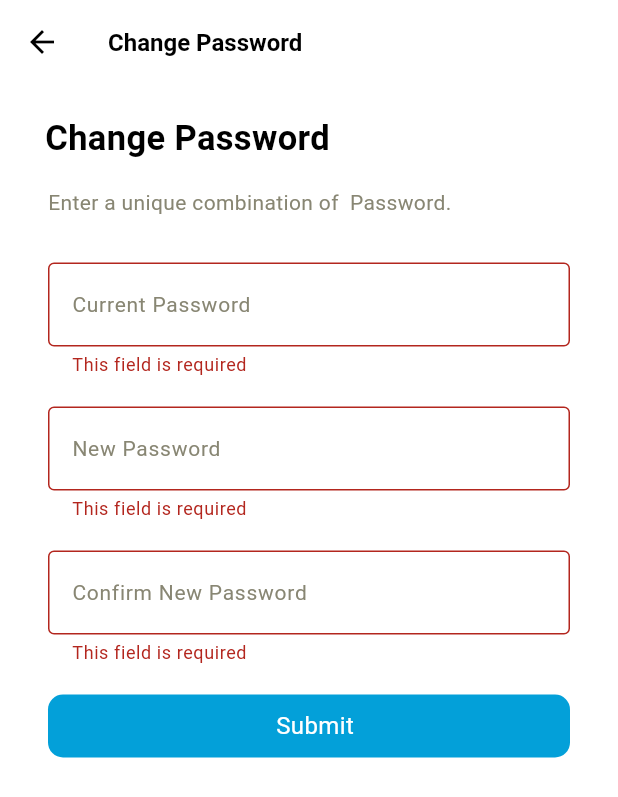
After one commit to amritchang/SugarSmartPlus, a Flutter app: the ChangePasswordScreen screen opened directly, after a tap on "Submit", on a phone screen of 412 x 824 dp. The commit adds this screen. Shown: the top 797 px of the screen. Run offline on Flutter 3.47's test engine with Material 3 defaults, Android fonts, the phone set to English and light mode, and no system bars; our stand-ins replace cached_network_image, cloud_firestore, country_code_picker, firebase_auth, firebase_core, flutter_easyrefresh and 4 more; missing offline and left inert: flutter_svprogresshud, skeleton_loader; accounts and stored records are empty; generated files the repository leaves out were written again.

Commit message:
change password and delete user implemented

```diff
--- a/lib/app_router/app_router.dart
+++ b/lib/app_router/app_router.dart
@@ -1,5 +1,6 @@
 import 'dart:math';
 import 'package:flutter/material.dart';
+import 'package:sugar_smart_assist/modules/change_password/change_passwrord.dart';
 import 'package:sugar_smart_assist/modules/confirm_view/confirm_screen.dart';
 import 'package:sugar_smart_assist/modules/confirm_view/confirm_screen_arguments.dart';
 import 'package:sugar_smart_assist/modules/dropdown/dropdown_screen.dart';
@@ -31,6 +32,7 @@ const String detailScreen = '/detail';
 const String dropdown = '/dropdown';
 const String history = '/history';
 const String changeLanguage = '/changeLanguage';
+const String changePassword = '/change/password';
 
 class AppRouter {
   static Route<dynamic> generateRoute(RouteSettings settings) {
@@ -100,6 +102,8 @@ class AppRouter {
         return DropDownScreen(arguments: arguments as DropdownScreenArguments);
       case history:
         return const PredictionHistoryScreen();
+      case changePassword:
+        return const ChangePasswordScreen();
       default:
         break;
     }
--- a/lib/l10n/app_en.arb
+++ b/lib/l10n/app_en.arb
@@ -121,5 +121,8 @@
     "successAuthenticationText": "Successfully Authenticated",
     "authenticateToSavePasswordText": "Please authenticate to save password",
     "authenticateToLoginText": "Please authenticate to login",
-    "goBackToDashboardText": "Go back to Dashboard"
+    "goBackToDashboardText": "Go back to Dashboard",
+    "userDeletedText": "User Deletion Successful",
+    "oldPasswordMismatched": "Old Password doesn't match",
+    "passwordChangedSuccess": "Password changed Successfully"
 }
--- /dev/null
+++ b/lib/modules/change_password/change_passwrord.dart
@@ -0,0 +1,183 @@
+import 'package:flutter/material.dart';
+import 'package:sugar_smart_assist/custom_views/alert/alert_handler.dart';
+import 'package:sugar_smart_assist/custom_views/navbar/title_navbar.dart';
+import 'package:sugar_smart_assist/helper/app_color_helper.dart';
+import 'package:sugar_smart_assist/helper/app_font_helper.dart';
+import 'package:sugar_smart_assist/custom_views/button/app_button.dart';
+import 'package:sugar_smart_assist/custom_views/textfield/app_textfield.dart';
+import 'package:flutter_gen/gen_l10n/app_localizations.dart';
+import 'package:sugar_smart_assist/helper/list_builder_extension.dart';
+import 'package:sugar_smart_assist/modules/change_password/change_password_api.dart';
+
+class ChangePasswordScreen extends StatefulWidget {
+  const ChangePasswordScreen({Key? key}) : super(key: key);
+  @override
+  _ChangePasswordScreenState createState() => _ChangePasswordScreenState();
+}
+
+class _ChangePasswordScreenState extends State<ChangePasswordScreen> {
+  final _formKey = GlobalKey<FormState>();
+  String oldValue = '';
+  String newValue = '';
+  String confirmValue = '';
+  late ChangePasswordApiService apiService;
+
+  @override
+  void initState() {
+    super.initState();
+    apiService = ChangePasswordApiService(context: context);
+  }
+
+  void _setOldValue(String text) {
+    oldValue = text;
+  }
+
+  void _setNewValue(String text) {
+    setState(() {
+      newValue = text;
+    });
+  }
+
+  void _setConfirmValue(String text) {
+    confirmValue = text;
+  }
+
+  Future _triggerAPI() async {
+    if (_formKey.currentState!.validate()) {
+      var res =
+          await apiService.changePassword(oldValue, newValue, confirmValue);
+      if (res != null) {
+        _navigateToSuccess();
+      }
+    }
+  }
+
+  void _navigateToSuccess() {
+    showAlertDialogWithOk(
+        AppLocalizations.of(context)!.successText,
+        AppLocalizations.of(context)!.passwordChangedSuccess,
+        context, onOkPressed: () {
+      Navigator.pop(context);
+    });
+  }
+
+  @override
+  Widget build(BuildContext context) {
+    return GestureDetector(
+      onTap: () {
+        FocusScopeNode currentFocus = FocusScope.of(context);
+        if (!currentFocus.hasPrimaryFocus) {
+          currentFocus.unfocus();
+        }
+      },
+      child: Scaffold(
+        backgroundColor: AppColors.themeWhite,
+        body: SafeArea(
+          child: SingleChildScrollView(
+            child: Align(
+              alignment: Alignment.topLeft,
+              child: Column(
+                children: [
+                  Padding(
+                    padding: const EdgeInsets.fromLTRB(0, 0, 0, 0),
+                    child: TitleNavBar(
+                      title: AppLocalizations.of(context)!.changePasswordText,
+                      bgColor: Colors.transparent,
+                      tintColor: AppColors.themeBlack,
+                    ),
+                  ),
+                  Padding(
+                    padding: const EdgeInsets.fromLTRB(30, 0, 30.0, 0),
+                    child: Column(children: [
+                      const SizedBox(
+                        height: 20,
+                      ),
+                      Align(
+                        alignment: Alignment.topLeft,
+                        child: Text(
+                            AppLocalizations.of(context)!.changePasswordText,
+                            style: AppFonts.screenTitleBoldTextStyle(
+                                color: AppColors.themeBlack)),
+                      ),
+                    ]),
+                  ),
+                  Padding(
+                    padding: const EdgeInsets.all(16.0),
+                    child: Container(
+                        decoration: BoxDecoration(
+                          color: AppColors.themeWhite, // Background color
+                          borderRadius:
+                              BorderRadius.circular(10.0), // Corner radius
+                        ),
+                        child: Padding(
+                          padding:
+                              const EdgeInsets.fromLTRB(16.0, 0, 16.0, 40.0),
+                          child: Column(
+                            children: [
+                              Align(
+                                alignment: Alignment.topLeft,
+                                child: Text(
+                                  AppLocalizations.of(context)!
+                                      .changePasswordScreenSubtitle,
+                                  style: AppFonts.screenSubTitleTextStyle(
+                                      color: AppColors.textGreyColor),
+                                ),
+                              ),
+                              const SizedBox(height: 30),
+                              Form(
+                                key: _formKey,
+                                child: Column(
+                                  children: [
+                                    AppTextField(
+                                      placeholder: AppLocalizations.of(context)!
+                                          .currentPasswordText,
+                                      type: TextFieldType.password,
+                                      isSecure: true,
+                                      onTextChanged: (text) {
+                                        _setOldValue(text);
+                                      },
+                                    ),
+                                    AppTextField(
+                                      placeholder: AppLocalizations.of(context)!
+                                          .newPasswordText,
+                                      type: TextFieldType.password,
+                                      isSecure: true,
+                                      onTextChanged: (text) {
+                                        _setNewValue(text);
+                                      },
+                                    ),
+                                    AppTextField(
+                                      placeholder: AppLocalizations.of(context)!
+                                          .confirmNewPasswordText,
+                                      type: TextFieldType.confirmPassword,
+                                      isSecure: true,
+                                      defaultCheckValue: newValue,
+                                      onTextChanged: (text) {
+                                        _setConfirmValue(text);
+                                      },
+                                    ),
+                                  ].withSpaceBetween(height: 20),
+                                ),
+                              ),
+                              const SizedBox(height: 20),
+                              AppButton(
+                                title:
+                                    AppLocalizations.of(context)!.submitButton,
+                                onPressed: () {
+                                  _triggerAPI();
+                                },
+                                backgroundColor: AppColors.primaryColor,
+                              ),
+                            ],
+                          ),
+                        )),
+                  ),
+                ],
+              ),
+            ),
+          ),
+        ),
+      ),
+    );
+  }
+}
```
Also changed, not shown: lib/modules/change_password/change_password_api.dart (added, +65 -0 lines), lib/modules/login/login_api.dart (+20 -8 lines), lib/modules/profile/profile_screen.dart (+23 -8 lines), lib/modules/profile/profile_screen_api.dart (+32 -0 lines).
